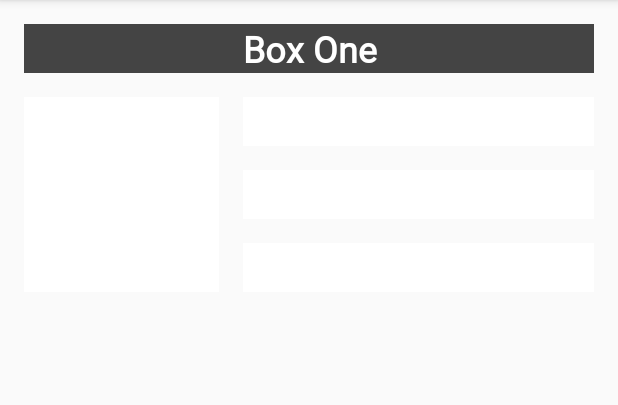
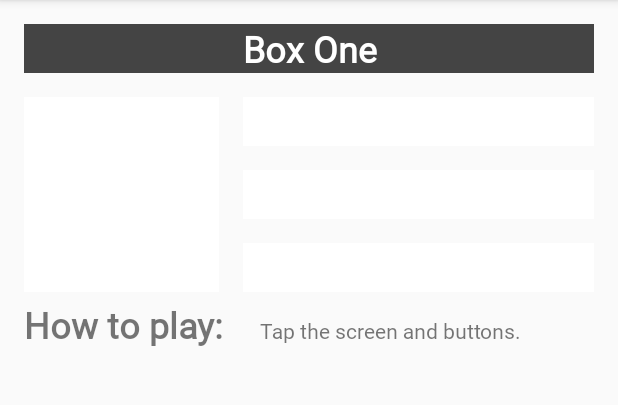
Before and after one commit to maisorawit/ColorMyViews, an Android app: the screen it shows after launch (MainActivity), after a tap on "Box One", on a phone screen of 412 x 824 dp, the part 84-489 px from its top. Run offline under Robolectric (Android 15) with nearby library versions, the phone set to English and light mode, and no system bars.

Commit message:
how to play

```diff
--- a/app/src/main/res/layout/activity_main.xml
+++ b/app/src/main/res/layout/activity_main.xml
@@ -53,5 +53,22 @@
             app:layout_constraintStart_toEndOf="@+id/box_two_text"
             android:layout_marginStart="@dimen/margin_wide" app:layout_constraintEnd_toEndOf="parent"
             android:layout_marginEnd="@dimen/margin_wide"/>
+    <TextView
+            android:text="@string/how_to_play"
+            android:layout_width="141dp"
+            android:layout_height="wrap_content"
+            android:id="@+id/label_text" android:fontFamily="@font/roboto"
+            android:textSize="24sp" android:textStyle="bold"
+            android:layout_marginStart="16dp" app:layout_constraintStart_toStartOf="parent"
+            app:layout_constraintBaseline_toBaselineOf="@+id/info_text"/>
+    <TextView
+            android:text="@string/tap_the_boxes_and_buttons"
+            android:layout_width="0dp"
+            android:layout_height="wrap_content"
+            android:id="@+id/info_text" android:fontFamily="@font/roboto"
+            app:layout_constraintStart_toEndOf="@+id/label_text" android:layout_marginStart="16dp"
+            app:layout_constraintEnd_toEndOf="parent" android:layout_marginEnd="16dp"
+            android:layout_marginTop="16dp"
+            app:layout_constraintTop_toBottomOf="@+id/box_two_text"/>
 
 </androidx.constraintlayout.widget.ConstraintLayout>
--- a/app/src/main/res/values/strings.xml
+++ b/app/src/main/res/values/strings.xml
@@ -5,4 +5,6 @@
     <string name="box_three">Box Three</string>
     <string name="box_four">Box Four</string>
     <string name="box_five">Box Five</string>
+    <string name="how_to_play">How to play:</string>
+    <string name="tap_the_boxes_and_buttons">Tap the screen and buttons.</string>
 </resources>
```
